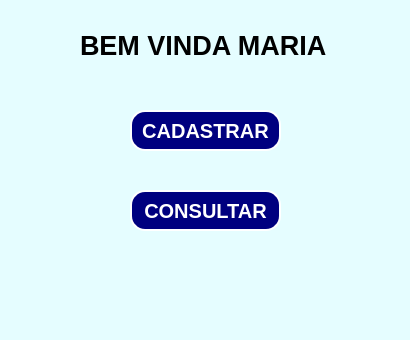
Above: tela1.ui from LuizFernandoR/ProjetoPublica before the change. Below: the same form after it.
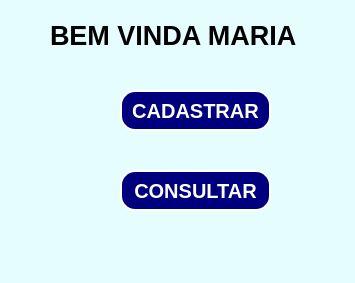
That is the form after the change. Icons and pictures are not drawn.

What changed in the file:
```diff
--- a/tela1.ui
+++ b/tela1.ui
@@ -6,8 +6,8 @@
    <rect>
     <x>0</x>
     <y>0</y>
-    <width>410</width>
-    <height>340</height>
+    <width>355</width>
+    <height>283</height>
    </rect>
   </property>
   <property name="windowTitle">
@@ -21,8 +21,8 @@
    <widget class="QLabel" name="label">
     <property name="geometry">
      <rect>
-      <x>80</x>
-      <y>30</y>
+      <x>50</x>
+      <y>20</y>
       <width>271</width>
       <height>31</height>
      </rect>
@@ -41,8 +41,8 @@
    <widget class="QPushButton" name="pushButton">
     <property name="geometry">
      <rect>
-      <x>130</x>
-      <y>110</y>
+      <x>120</x>
+      <y>90</y>
       <width>151</width>
       <height>41</height>
      </rect>
@@ -68,8 +68,8 @@
    <widget class="QPushButton" name="pushButton_2">
     <property name="geometry">
      <rect>
-      <x>130</x>
-      <y>190</y>
+      <x>120</x>
+      <y>170</y>
       <width>151</width>
       <height>41</height>
      </rect>
@@ -95,8 +95,8 @@
    <widget class="QLabel" name="label_2">
     <property name="geometry">
      <rect>
-      <x>70</x>
-      <y>200</y>
+      <x>40</x>
+      <y>170</y>
       <width>41</width>
       <height>41</height>
      </rect>
@@ -114,8 +114,8 @@
    <widget class="QLabel" name="label_3">
     <property name="geometry">
      <rect>
-      <x>70</x>
-      <y>110</y>
+      <x>40</x>
+      <y>90</y>
       <width>41</width>
       <height>41</height>
      </rect>
```
Left out of the diff: 2 changed lines with no effect on the pictures.
